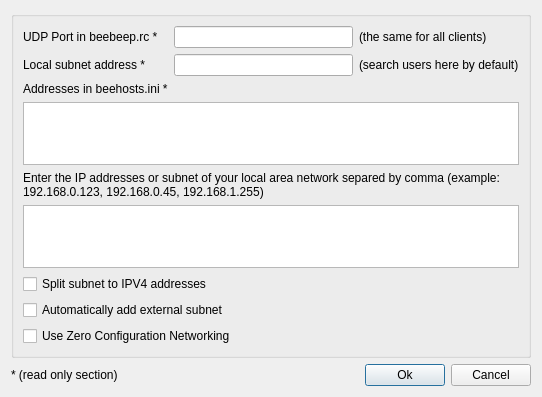
Above: src/GuiSearchUser.ui from hwgao/beebeep before the change. Below: the same form after it.
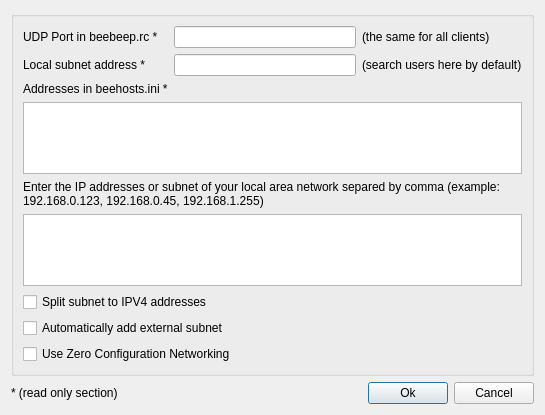
That is the form after the change.

What changed in the file:
```diff
--- a/src/GuiSearchUser.ui
+++ b/src/GuiSearchUser.ui
@@ -6,8 +6,8 @@
    <rect>
     <x>0</x>
     <y>0</y>
-    <width>542</width>
-    <height>395</height>
+    <width>545</width>
+    <height>415</height>
    </rect>
   </property>
   <property name="sizePolicy">
```
